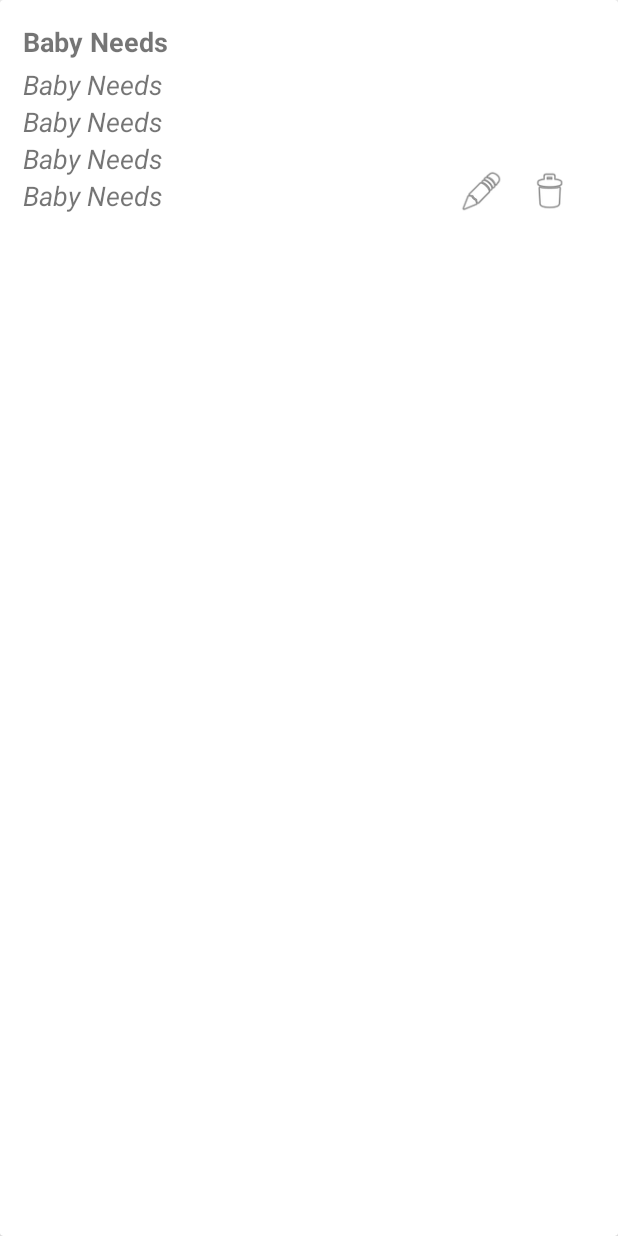
After one commit to pbucior/Baby-Needs, an Android app: the layout list_row.xml on its own in the app's theme, with its tools: preview values and no code run, on a phone screen of 412 x 824 dp. The commit adds this screen. Run offline under Robolectric (Android 15) with nearby library versions, the phone set to English and light mode, and no system bars.

Commit message:
Create ListActivity and list_row.xml

```diff
--- a/app/src/main/AndroidManifest.xml
+++ b/app/src/main/AndroidManifest.xml
@@ -9,6 +9,7 @@
         android:roundIcon="@mipmap/ic_launcher_round"
         android:supportsRtl="true"
         android:theme="@style/AppTheme">
+        <activity android:name=".ListActivity"></activity>
         <activity
             android:name=".MainActivity"
             android:label="@string/app_name"
--- /dev/null
+++ b/app/src/main/java/eu/bucior/babyneeds/ListActivity.java
@@ -0,0 +1,14 @@
+package eu.bucior.babyneeds;
+
+import androidx.appcompat.app.AppCompatActivity;
+
+import android.os.Bundle;
+
+public class ListActivity extends AppCompatActivity {
+
+    @Override
+    protected void onCreate(Bundle savedInstanceState) {
+        super.onCreate(savedInstanceState);
+        setContentView(R.layout.activity_list);
+    }
+}
--- a/app/src/main/java/eu/bucior/babyneeds/MainActivity.java
+++ b/app/src/main/java/eu/bucior/babyneeds/MainActivity.java
@@ -1,6 +1,8 @@
 package eu.bucior.babyneeds;
 
+import android.content.Intent;
 import android.os.Bundle;
+import android.os.Handler;
 import android.view.Menu;
 import android.view.MenuItem;
 import android.view.View;
@@ -92,6 +94,14 @@ public class MainActivity extends AppCompatActivity {
 
         Snackbar.make(view, "Item Saved", Snackbar.LENGTH_SHORT).show();
 
+        new Handler().postDelayed(new Runnable() {
+            @Override
+            public void run() {
+                dialog.dismiss();
+                startActivity(new Intent(MainActivity.this, ListActivity.class));
+            }
+        }, 1200);
+
     }
 
     @Override
--- /dev/null
+++ b/app/src/main/res/layout/activity_list.xml
@@ -0,0 +1,23 @@
+<?xml version="1.0" encoding="utf-8"?>
+<androidx.constraintlayout.widget.ConstraintLayout xmlns:android="http://schemas.android.com/apk/res/android"
+    xmlns:app="http://schemas.android.com/apk/res-auto"
+    xmlns:tools="http://schemas.android.com/tools"
+    android:layout_width="match_parent"
+    android:layout_height="match_parent"
+    tools:context=".ListActivity">
+
+    <androidx.recyclerview.widget.RecyclerView
+        android:id="@+id/recycler_view"
+        android:layout_width="match_parent"
+        android:layout_height="wrap_content"
+        android:layout_marginStart="8dp"
+        android:layout_marginTop="8dp"
+        android:layout_marginEnd="8dp"
+        android:layout_marginBottom="8dp"
+        app:layout_constraintBottom_toBottomOf="parent"
+        app:layout_constraintEnd_toEndOf="parent"
+        app:layout_constraintHorizontal_bias="1.0"
+        app:layout_constraintStart_toStartOf="parent"
+        app:layout_constraintTop_toTopOf="parent"
+        app:layout_constraintVertical_bias="0.0" />
+</androidx.constraintlayout.widget.ConstraintLayout>
--- /dev/null
+++ b/app/src/main/res/layout/list_row.xml
@@ -0,0 +1,90 @@
+<?xml version="1.0" encoding="utf-8"?>
+<LinearLayout xmlns:android="http://schemas.android.com/apk/res/android"
+    android:orientation="vertical"
+    android:layout_width="match_parent"
+    android:layout_height="match_parent">
+
+    <androidx.cardview.widget.CardView
+        android:id="@+id/card_view"
+        android:layout_width="match_parent"
+        android:layout_height="match_parent">
+
+        <RelativeLayout
+            android:layout_width="match_parent"
+            android:layout_height="match_parent"
+            android:padding="15dp">
+
+            <TextView
+                android:id="@+id/item_name"
+                android:layout_width="wrap_content"
+                android:layout_height="wrap_content"
+                android:text="@string/app_name"
+                android:textSize="18sp"
+                android:textStyle="bold"/>
+
+            <TextView
+                android:id="@+id/item_quantity"
+                android:layout_below="@+id/item_name"
+                android:layout_width="wrap_content"
+                android:layout_height="wrap_content"
+                android:text="@string/app_name"
+                android:textSize="18sp"
+                android:textStyle="italic"
+                android:paddingTop="4dp"/>
+
+            <TextView
+                android:id="@+id/item_color"
+                android:layout_width="wrap_content"
+                android:layout_height="wrap_content"
+                android:text="@string/app_name"
+                android:textSize="18sp"
+                android:textStyle="italic"
+                android:layout_below="@+id/item_quantity"/>
+
+            <TextView
+                android:id="@+id/item_size"
+                android:layout_width="wrap_content"
+                android:layout_height="wrap_content"
+                android:text="@string/app_name"
+                android:textSize="18sp"
+                android:textStyle="italic"
+                android:layout_below="@+id/item_color"/>
+
+            <TextView
+                android:id="@+id/item_date"
+                android:layout_width="wrap_content"
+                android:layout_height="wrap_content"
+                android:text="@string/app_name"
+                android:textSize="18sp"
+                android:textStyle="italic"
+                android:layout_below="@+id/item_size"/>
+
+            <TableRow
+                android:layout_width="wrap_content"
+                android:layout_height="wrap_content"
+                android:layout_alignParentEnd="true"
+                android:orientation="horizontal"
+                android:layout_marginTop="15dp"
+                android:layout_alignBottom="@id/item_date">
+
+                <Button
+                    android:id="@+id/edit_button"
+                    android:layout_width="30dp"
+                    android:layout_height="30dp"
+                    android:layout_marginRight="15dp"
+                    android:background="@android:drawable/ic_menu_edit"/>
+
+                <Button
+                    android:id="@+id/delete_button"
+                    android:layout_width="30dp"
+                    android:layout_height="30dp"
+                    android:layout_marginRight="15dp"
+                    android:background="@android:drawable/ic_menu_delete"/>
+
+
+            </TableRow>
+
+        </RelativeLayout>
+
+    </androidx.cardview.widget.CardView>
+</LinearLayout>
```
